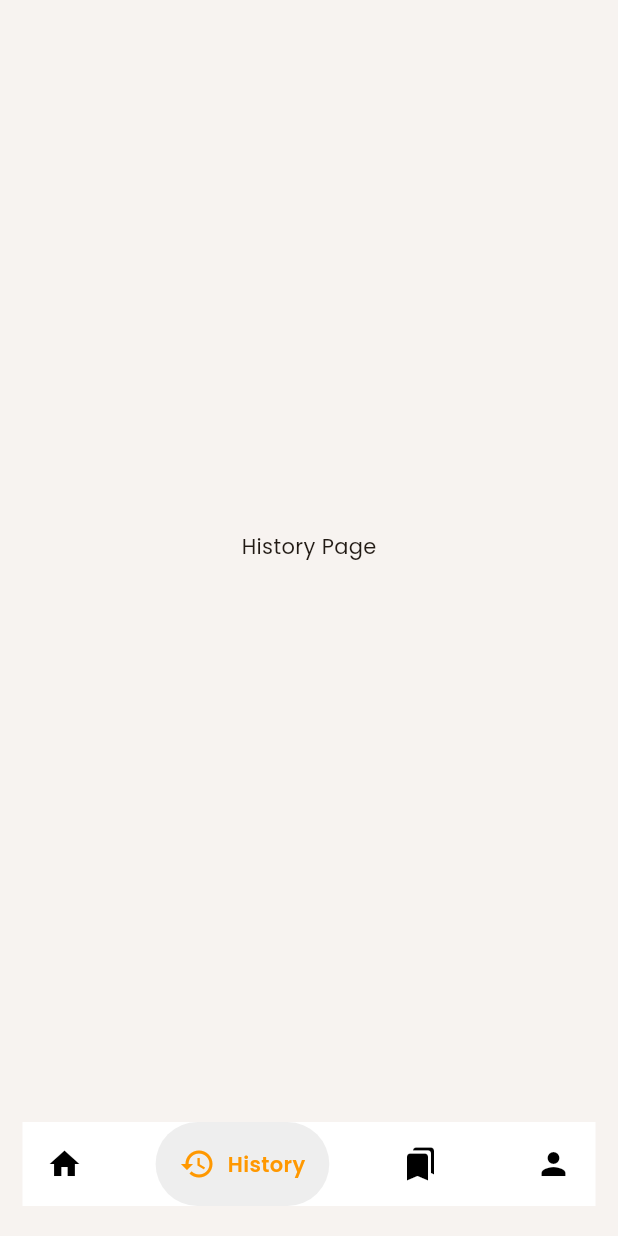
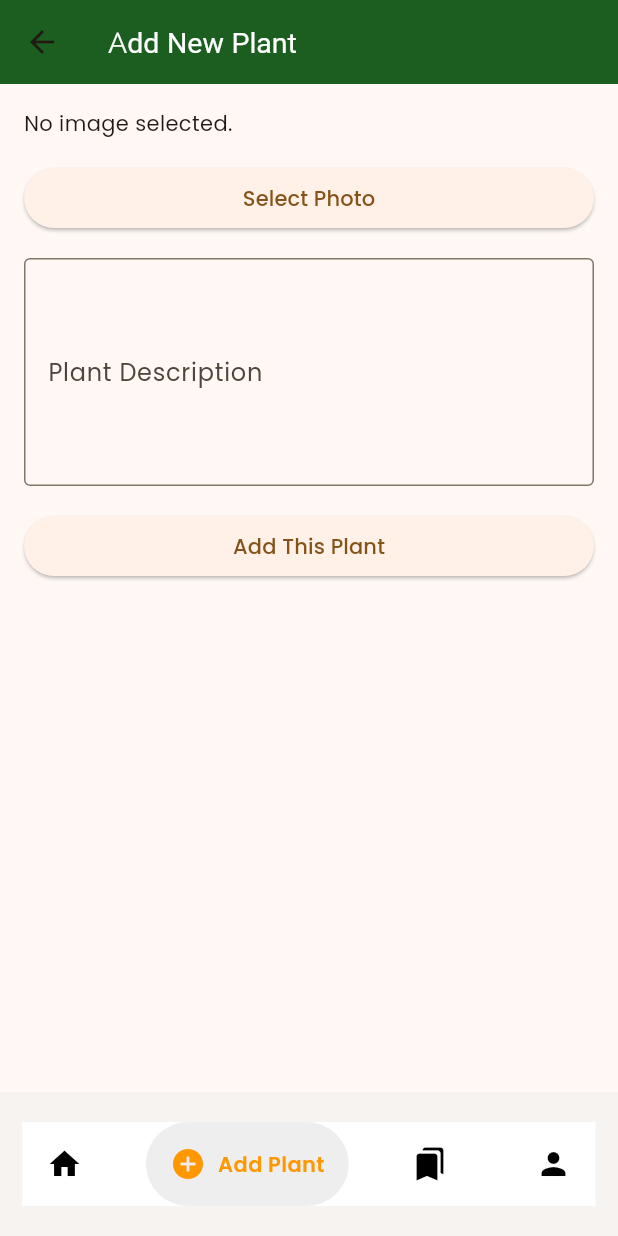
Before and after one commit to j4yeleazar/Ornamental-code, a Flutter app: the HomePage screen opened directly, item 2 of the bottom bar chosen, on a phone screen of 412 x 824 dp. Run offline on Flutter 3.47's test engine with Material 3 defaults, Android fonts, the phone set to English and light mode, and no system bars; drawn by our look-alikes of google_nav_bar; our stand-ins replace cloud_firestore, firebase_auth, firebase_core, firebase_storage, fluttertoast, google_fonts and 5 more; missing offline and left inert: flutter_tflite; accounts and stored records are empty.

Commit message:
new changes

```diff
--- a/lib/page/homepage.dart
+++ b/lib/page/homepage.dart
@@ -1,7 +1,9 @@
 import 'package:flutter/material.dart';
 import 'package:google_nav_bar/google_nav_bar.dart';
 import 'package:image_picker/image_picker.dart';
+import 'package:ornamental/page/profilepage.dart';
 import 'package:ornamental/page/savepage.dart';
+import 'package:ornamental/widget/addplant.dart';
 import 'package:permission_handler/permission_handler.dart';
 import 'package:ornamental/page/result.dart';
 import 'package:ornamental/widget/takephoto.dart';
@@ -86,7 +88,7 @@ class _HomePageState extends State<HomePage> {
           },
           tabs: const [
             GButton(icon: Icons.home, text: 'Home'),
-            GButton(icon: Icons.history, text: 'History'),
+            GButton(icon: Icons.add_circle_outlined, text: 'Add Plant'),
             GButton(icon: Icons.bookmarks, text: 'Saved'),
             GButton(icon: Icons.person, text: 'Profile'),
           ],
@@ -102,11 +104,11 @@ class _HomePageState extends State<HomePage> {
           imageselected: handlepickImagedata,
         );
       case 1:
-        return const Center(child: Text('History Page'));
+        return const AddNewPlant();
       case 2:
         return const SavePage();
       case 3:
-        return const Center(child: Text('Profile Page'));
+        return const ProfilePage();
       default:
         return const Center(child: Text('Page not found'));
     }
--- a/lib/page/signuppage.dart
+++ b/lib/page/signuppage.dart
@@ -74,7 +74,7 @@ class Signup extends StatelessWidget {
           controller: _emailController,
           decoration: InputDecoration(
               filled: true,
-              hintText: 'jay.eleazar75@gmail.com',
+              hintText: 'Email',
               hintStyle: const TextStyle(
                   color: Color(0xff6A6A6A),
                   fontWeight: FontWeight.normal,
--- /dev/null
+++ b/lib/widget/addplant.dart
@@ -0,0 +1,209 @@
+import 'dart:io';
+import 'package:cloud_firestore/cloud_firestore.dart';
+import 'package:firebase_core/firebase_core.dart';
+import 'package:firebase_storage/firebase_storage.dart';
+import 'package:flutter/material.dart';
+import 'package:image_picker/image_picker.dart';
+
+class AddNewPlant extends StatefulWidget {
+  const AddNewPlant({super.key});
+
+  @override
+  State<AddNewPlant> createState() => _AddNewPlantState();
+}
+
+class _AddNewPlantState extends State<AddNewPlant> {
+  final TextEditingController _descriptionController = TextEditingController();
+  final ImagePicker _picker = ImagePicker();
+  File? _selectedImage;
+  bool _isUploading = false;
+  double _uploadProgress = 0.0;
+
+  Future<void> _takePhoto() async {
+    try {
+      final XFile? photo = await _picker.pickImage(source: ImageSource.gallery);
+
+      if (photo != null) {
+        setState(() {
+          _selectedImage = File(photo.path);
+        });
+      } else {
+        ScaffoldMessenger.of(context).showSnackBar(
+          const SnackBar(
+            content: Text('No image selected.'),
+          ),
+        );
+      }
+    } catch (e) {
+      debugPrint('Error taking photo: $e');
+      ScaffoldMessenger.of(context).showSnackBar(
+        const SnackBar(
+          content: Text('Failed to take photo. Please try again.'),
+        ),
+      );
+    }
+  }
+
+  Future<void> _submitPlant() async {
+    if (_selectedImage == null || _descriptionController.text.isEmpty) {
+      ScaffoldMessenger.of(context).showSnackBar(
+        const SnackBar(
+          content: Text('Please select a photo and fill in the description.'),
+        ),
+      );
+      return;
+    }
+
+    setState(() {
+      _isUploading = true;
+      _uploadProgress = 0.0;
+    });
+
+    try {
+      // Ensure Firebase is initialized
+      await Firebase.initializeApp();
+
+      // Upload the image file to Firebase Storage with progress
+      await _uploadImageToFirebaseStorage(_selectedImage!);
+
+      // Get reference to the Firestore collection
+      CollectionReference plantsForModeration =
+          FirebaseFirestore.instance.collection('plants_for_moderation');
+
+      // Add the new plant entry to Firestore (without imageUrl)
+      await plantsForModeration.add({
+        'description': _descriptionController.text,
+        'timestamp': FieldValue.serverTimestamp(),
+        'status': 'pending', // For admin to check and approve
+      });
+
+      ScaffoldMessenger.of(context).showSnackBar(
+        const SnackBar(
+          content: Text('Plant submitted for moderation.'),
+        ),
+      );
+
+      // Clear the form after successful submission
+      _clearForm();
+    } catch (e) {
+      debugPrint('Error submitting plant: $e');
+      setState(() {
+        _isUploading = false;
+      });
+      ScaffoldMessenger.of(context).showSnackBar(
+        const SnackBar(
+          content: Text('Failed to submit plant. Please try again.'),
+        ),
+      );
+    }
+  }
+
+  Future<void> _uploadImageToFirebaseStorage(File imageFile) async {
+    try {
+      if (!imageFile.existsSync()) {
+        throw 'Image file not found';
+      }
+
+      // Generate a unique filename using the current timestamp
+      String fileName = '${DateTime.now().millisecondsSinceEpoch}.jpg';
+
+      // Create a reference to the Firebase Storage location where you want to upload the image
+      final ref = FirebaseStorage.instance
+          .ref()
+          .child('plants_for_moderation/$fileName');
+
+      // Upload the file to Firebase Storage with progress tracking
+      UploadTask uploadTask = ref.putFile(imageFile);
+
+      // Monitor the upload task and update progress
+      uploadTask.snapshotEvents.listen((TaskSnapshot snapshot) {
+        setState(() {
+          _uploadProgress =
+              (snapshot.bytesTransferred / snapshot.totalBytes) * 100;
+        });
+      });
+
+      // Wait for the upload to complete
+      await uploadTask;
+    } on FirebaseException catch (e) {
+      debugPrint('FirebaseException during image upload: ${e.message}');
+      throw 'Failed to upload image: ${e.message}';
+    } catch (e) {
+      debugPrint('Unknown error during image upload: $e');
+      throw 'Could not upload image due to an unknown error.';
+    }
+  }
+
+  void _clearForm() {
+    setState(() {
+      _descriptionController.clear();
+      _selectedImage = null;
+      _isUploading = false;
+      _uploadProgress = 0.0;
+    });
+  }
+
+  @override
+  Widget build(BuildContext context) {
+    return Scaffold(
+      appBar: AppBar(
+        titleTextStyle: const TextStyle(color: Colors.white, fontSize: 19),
+        backgroundColor: const Color(0xFF1B5E20),
+        title: const Text('Add New Plant'),
+      ),
+      body: SingleChildScrollView(
+        padding: const EdgeInsets.all(16.0),
+        child: Column(
+          crossAxisAlignment: CrossAxisAlignment.stretch,
+          children: [
+            _selectedImage == null
+                ? const Text('No image selected.')
+                : Container(
+                    height: 200, // Fixed height for the image container
+                    width: double.infinity, // Full width of the container
+                    decoration: BoxDecoration(
+                      borderRadius: BorderRadius.circular(8.0),
+                      image: DecorationImage(
+                        image: FileImage(_selectedImage!),
+                        fit: BoxFit.cover, // Contain image within the container
+                      ),
+                    ),
+                  ),
+            const SizedBox(height: 16),
+            ElevatedButton(
+              onPressed: _takePhoto,
+              child: const Text('Select Photo'),
+            ),
+            const SizedBox(height: 16),
+            TextField(
+              controller: _descriptionController,
+              decoration: const InputDecoration(
+                labelText: 'Plant Description',
+                border: OutlineInputBorder(),
+              ),
+              maxLines: 5,
+            ),
+            const SizedBox(height: 16),
+            _isUploading
+                ? Column(
+                    children: [
+                      Text(
+                        'Uploading... ${_uploadProgress.toStringAsFixed(0)}%', // Show percentage progress
+                        style: const TextStyle(fontSize: 18),
+                      ),
+                      const SizedBox(height: 10),
+                      LinearProgressIndicator(
+                        value: _uploadProgress / 100, // Show progress bar
+                      ),
+                    ],
+                  )
+                : ElevatedButton(
+                    onPressed: _submitPlant,
+                    child: const Text('Add This Plant'),
+                  ),
+          ],
+        ),
+      ),
+    );
+  }
+}
```
Also changed, not shown: lib/page/auth_service.dart (+28 -4 lines), lib/page/profilepage.dart (added, +149 -0 lines), lib/page/result.dart (+69 -31 lines), lib/widget/textbox.dart (added, +46 -0 lines).
